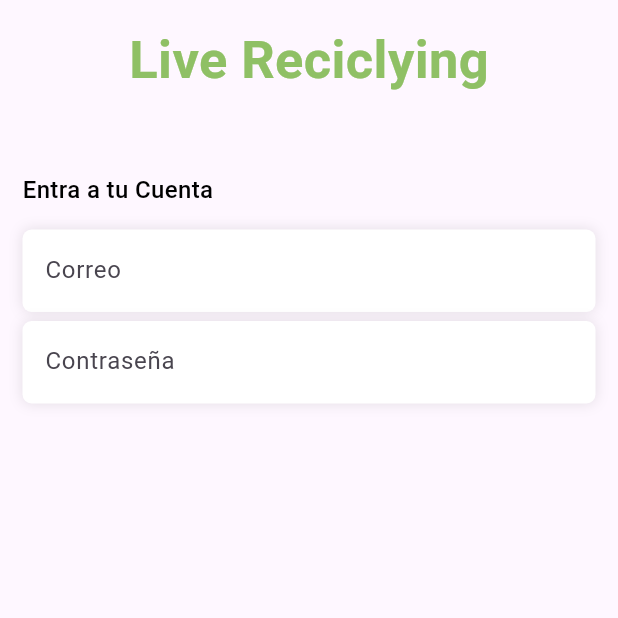
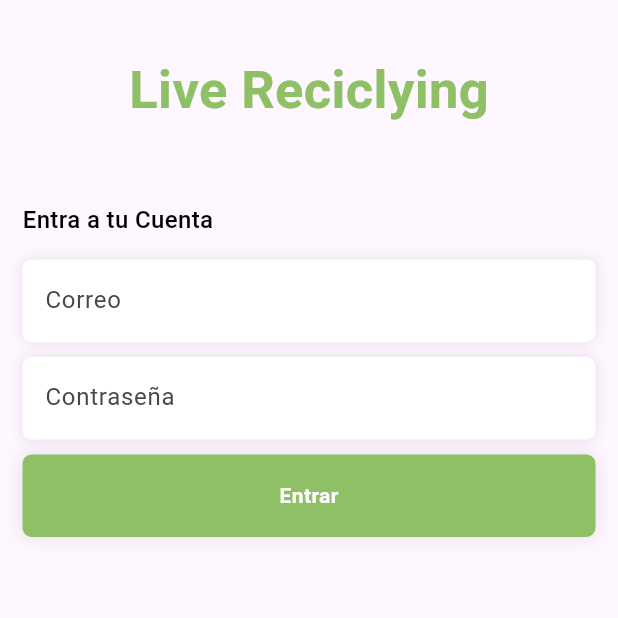
Before and after one commit to monikabj/livereciclyin, a Flutter app: the screen it shows after launch, on a phone screen of 412 x 824 dp, the top half of it. Run offline on Flutter 3.47's test engine with Material 3 defaults, Android fonts, the phone set to English and light mode, and no system bars; our stand-ins replace get, hexcolor.

Commit message:
Cambios2

```diff
--- a/lib/pages/login_view.dart
+++ b/lib/pages/login_view.dart
@@ -1,5 +1,6 @@
 import 'package:flutter/material.dart';
 import 'package:live_reciclying/utils/global_colors.dart';
+import 'package:live_reciclying/widgets/button_global.dart';
 import 'package:live_reciclying/widgets/text_form_global.dart';
 
 class Login extends StatelessWidget {
@@ -18,6 +19,7 @@
             child: Column(
               crossAxisAlignment: CrossAxisAlignment.start,
               children: [
+                const SizedBox(height: 20),
                 Container(
                   alignment: Alignment.center,
                   child: Text(
@@ -45,13 +47,15 @@
                 textInputType: TextInputType.emailAddress,
                 ),
 
-                const SizedBox(height: 6),
+                const SizedBox(height: 10),
                  TextForm(
                   controller: contrasenaController,
                   text: 'Contraseña',
                   textInputType: TextInputType.text,
                   obscure: true,
                   ),
+                  const SizedBox(height: 10),
+                  const Button(),
                   ],
                 ),
             ),
--- /dev/null
+++ b/lib/widgets/button_global.dart
@@ -0,0 +1,37 @@
+import 'package:flutter/material.dart';
+import 'package:live_reciclying/utils/global_colors.dart';
+
+class Button extends StatelessWidget {
+  const Button({Key? key}) : super(key: key);
+
+  @override
+  Widget build(BuildContext context) {
+    return InkWell(
+      onTap: (){
+        // ignore: avoid_print
+        print('Cargando');
+      },
+      child: Container(
+        alignment: Alignment.center,
+        height: 55,
+        decoration: BoxDecoration(
+          color: GlobalColors.mainColor,
+          borderRadius: BorderRadius.circular(6),
+          boxShadow: [
+            BoxShadow(
+              color: Colors.black.withOpacity(0.1),
+              blurRadius: 10
+            ),
+          ]
+        ),
+        child: Text(
+          'Entrar',
+          style: const TextStyle(
+            color: Colors.white,
+            fontWeight: FontWeight.w600
+          ),
+        ),
+      ),
+    );
+  }
+}
--- a/pubspec.yaml
+++ b/pubspec.yaml
@@ -30,7 +30,7 @@
 dependencies:
   flutter:
     sdk: flutter
-  mongo_dart: ^6.5.0
+  mongo_dart: ^0.10.0
 
 
   # The following adds the Cupertino Icons font to your application.
```
Also changed, not shown: lib/widgets/social_login.dart (added, +22 -0 lines), pubspec.lock.
